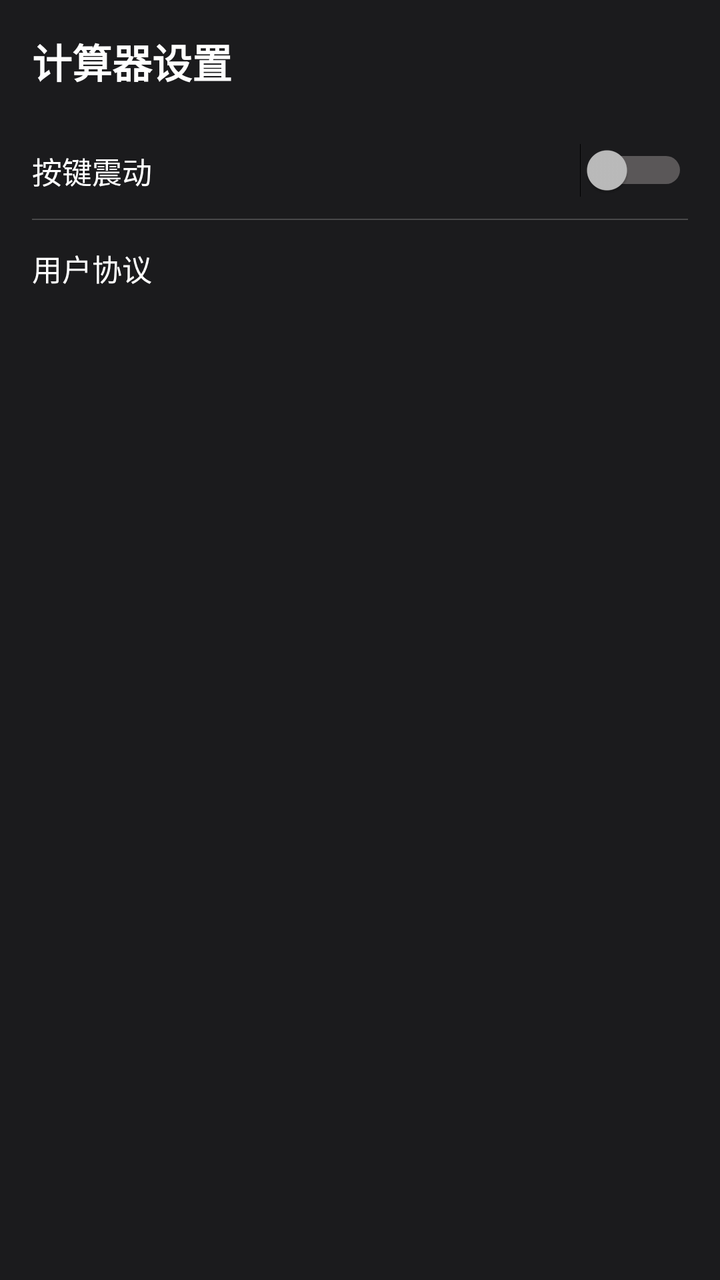
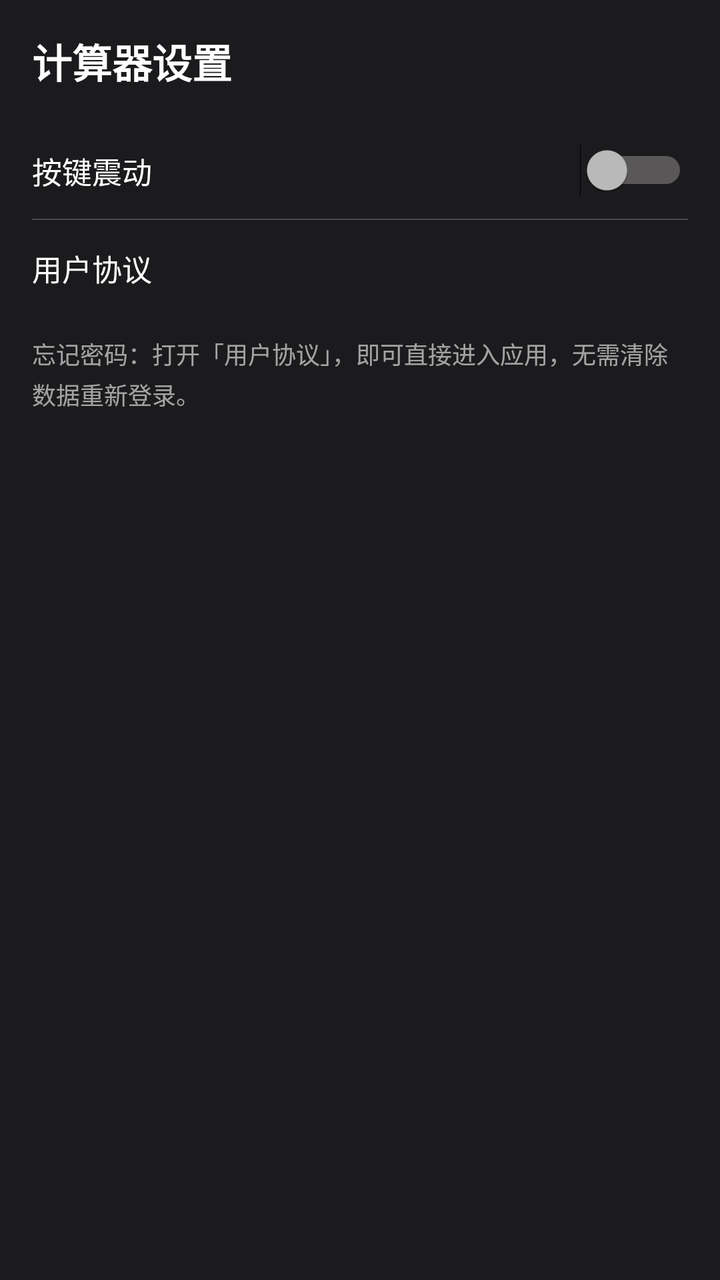

Before-and-after screenshots of an Android layout around one commit, followed by the original layout XML and the change that was made.
<!-- AndroidManifest.xml: application theme Theme.BiliClient -->
<!-- res/layout/activity_calc_settings.xml -->
<?xml version="1.0" encoding="utf-8"?>
<LinearLayout xmlns:android="http://schemas.android.com/apk/res/android"
    android:layout_width="match_parent"
    android:layout_height="match_parent"
    android:background="#FF1B1B1D"
    android:orientation="vertical">

    <TextView
        android:layout_width="wrap_content"
        android:layout_height="wrap_content"
        android:padding="16dp"
        android:text="计算器设置"
        android:textColor="#FFFFFFFF"
        android:textSize="20sp"
        android:textStyle="bold" />

    
    <LinearLayout
        android:layout_width="match_parent"
        android:layout_height="48dp"
        android:gravity="center_vertical"
        android:orientation="horizontal"
        android:paddingHorizontal="16dp">

        <TextView
            android:layout_width="0dp"
            android:layout_height="wrap_content"
            android:layout_weight="1"
            android:text="按键震动"
            android:textColor="#FFFFFFFF"
            android:textSize="15sp" />

        <Switch
            android:id="@+id/calc_haptic_switch"
            android:layout_width="wrap_content"
            android:layout_height="wrap_content" />
    </LinearLayout>

    <View
        android:layout_width="match_parent"
        android:layout_height="0.5dp"
        android:layout_marginHorizontal="16dp"
        android:background="#33FFFFFF" />

    <TextView
        android:id="@+id/agreement_row"
        android:layout_width="match_parent"
        android:layout_height="48dp"
        android:background="?android:attr/selectableItemBackground"
        android:gravity="center_vertical"
        android:paddingHorizontal="16dp"
        android:text="用户协议"
        android:textColor="#FFFFFFFF"
        android:textSize="15sp" />

</LinearLayout>
<!-- resources referenced by this layout -->
<resources>
  <color name="bgblack">#000000</color>
  <color name="pink">#FBFB8787</color>
  <color name="textwhite">#ebe0e2</color>
  <color name="card_border_new">#363636</color>
  <style name="TextViewSytle" parent="Widget.AppCompat.TextView">
          <item name="android:textSize">14sp</item>
          #设置默认字体大小，某些设备的默认字体偏大
      </style>
  <style name="EditTextStyle" parent="Widget.AppCompat.EditText">
          <item name="android:textColorHint">#80ffffff</item>
          <item name="android:textCursorDrawable">@drawable/cursor_drawable</item>
          <item name="android:textColor">@color/textwhite</item>
      </style>
  <style name="CardStyle" parent="Widget.MaterialComponents.CardView">
          <item name="cardBackgroundColor">@color/card_bg_new</item>
          <item name="cardCornerRadius">@dimen/card_round_new</item>
          <item name="strokeColor">@color/card_border_new</item>
          <item name="strokeWidth">@dimen/card_stroke_new</item>
          <item name="rippleColor" tools:ignore="PrivateResource">@android:color/transparent</item>
          
          <item name="cardElevation">0dp</item>
          <item name="android:stateListAnimator" tools:targetApi="lollipop">@animator/press_scale</item>
          <item name="android:clickable">true</item>
          <item name="android:focusable">true</item>
      </style>
  <style name="ButtonStyle" parent="Widget.MaterialComponents.Button">
          <item name="backgroundTint">@color/card_bg_new</item>
          <item name="cornerRadius">@dimen/card_round_new</item>
          <item name="strokeColor">@color/card_border_new</item>
          <item name="strokeWidth">@dimen/card_stroke_new</item>
          <item name="android:stateListAnimator" tools:targetApi="lollipop">@animator/press_scale</item>
          <item name="android:textColor">@color/textwhite</item>
          <item name="android:insetTop">2dp</item>
          <item name="android:insetBottom">2dp</item>
          <item name="android:paddingLeft">2dp</item>
          <item name="android:paddingRight">2dp</item>
          <item name="android:clickable">true</item>
          <item name="android:focusable">true</item>
      </style>
  <style name="SwitchCompatStyle" parent="Widget.AppCompat.CompoundButton.Switch">
          <item name="android:paddingLeft">6dp</item>
          <item name="android:paddingRight">2dp</item>
          <item name="android:background">@drawable/background_edittext_setting</item>
          <item name="android:textColor">@color/textwhite</item>
      </style>
  <style name="RadioButtonStyle" parent="Widget.MaterialComponents.CompoundButton.RadioButton">
          <item name="android:minHeight">10dp</item>
      </style>
  <style name="ListStyle">
          <item name="android:descendantFocusability">afterDescendants</item>
      </style>
  <color name="bili_pink">#FE679A</color>
  <color name="color_ripple">#78FEFEFE</color>
  <!-- drawable cursor_drawable (drawable) -->
  <?xml version="1.0" encoding="utf-8"?>
  
  <shape xmlns:android="http://schemas.android.com/apk/res/android">
      <solid android:color="#eeFB7299" />
      <size android:width="2dp" />
  </shape>
  <color name="card_bg_new">#4D262626</color>
  <dimen name="card_round_new">10dp</dimen>
  <dimen name="card_stroke_new">0.5dp</dimen>
  <!-- drawable background_edittext_setting (drawable) -->
  <?xml version="1.0" encoding="utf-8"?>
  
  <shape xmlns:android="http://schemas.android.com/apk/res/android">
      <solid android:color="#cc262626" />
      <stroke
          android:width="@dimen/card_stroke"
          android:color="#70707070" />
      <corners android:radius="@dimen/card_round" />
  </shape>
  <dimen name="card_stroke">0dp</dimen>
  <dimen name="card_round">6dp</dimen>
  <!-- unchanged entries left out for length: 2 -->
</resources>

<!-- the commit's change to res/layout/activity_calc_settings.xml (unified diff, before → after) -->
@@ -53,4 +53,15 @@
         android:textColor="#FFFFFFFF"
         android:textSize="15sp" />
 
+    
+    <TextView
+        android:layout_width="match_parent"
+        android:layout_height="wrap_content"
+        android:paddingHorizontal="16dp"
+        android:paddingTop="10dp"
+        android:lineSpacingExtra="3dp"
+        android:text="忘记密码：打开「用户协议」，即可直接进入应用，无需清除数据重新登录。"
+        android:textColor="#99FFFFFF"
+        android:textSize="12sp" />
+
 </LinearLayout>
